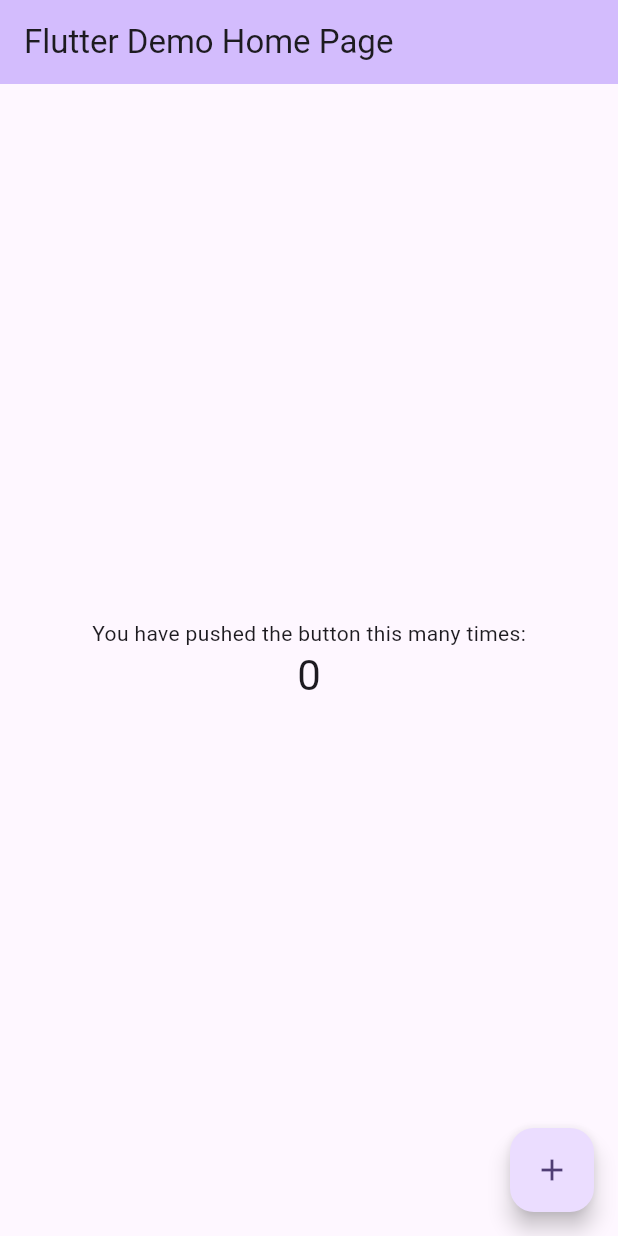
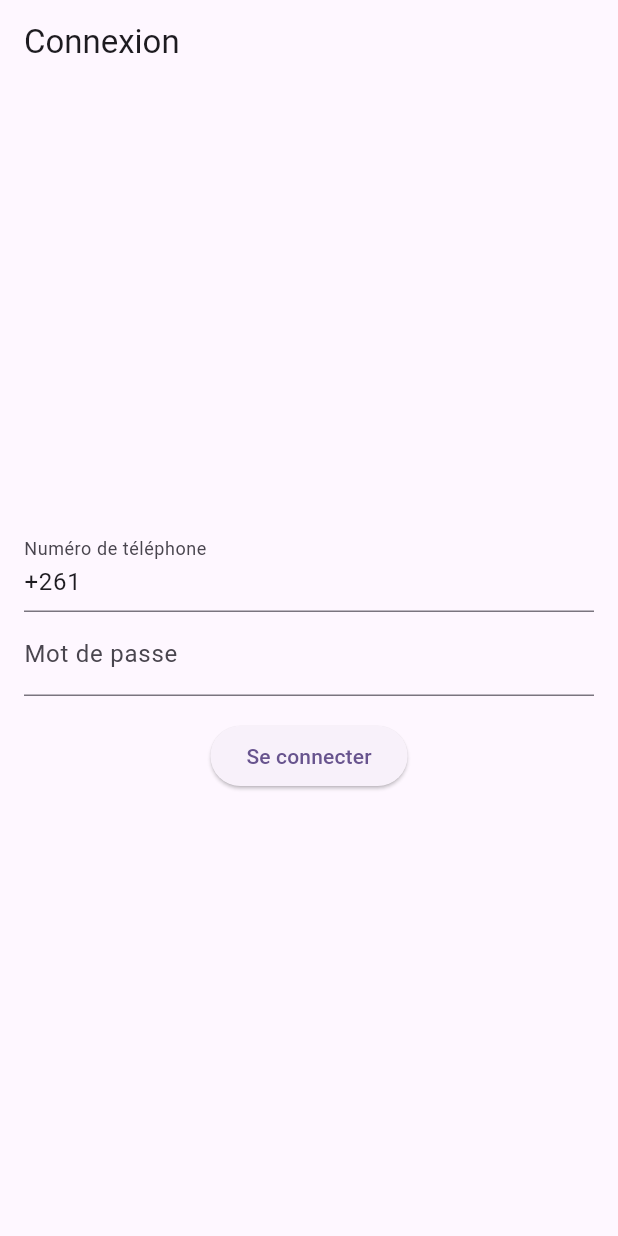
Before and after one commit to henribesnard/eon_app, a Flutter app: the screen it shows after launch, on a phone screen of 412 x 824 dp. Run offline on Flutter 3.47's test engine with Material 3 defaults, Android fonts, the phone set to English and light mode, and no system bars; accounts and stored records are empty.

Commit message:
feat: add login flow with session

```diff
--- /dev/null
+++ b/lib/controllers/session_controller.dart
@@ -0,0 +1,9 @@
+import '../models/user.dart';
+
+class SessionController {
+  static final SessionController _instance = SessionController._internal();
+  factory SessionController() => _instance;
+  SessionController._internal();
+
+  User? currentUser;
+}
--- /dev/null
+++ b/lib/login_page.dart
@@ -0,0 +1,96 @@
+import 'package:flutter/material.dart';
+
+import 'controllers/session_controller.dart';
+import 'home_page.dart';
+import 'services/auth_mock_service.dart';
+
+class LoginPage extends StatefulWidget {
+  const LoginPage({super.key});
+
+  @override
+  State<LoginPage> createState() => _LoginPageState();
+}
+
+class _LoginPageState extends State<LoginPage> {
+  final _phoneController = TextEditingController(text: '+261');
+  final _passwordController = TextEditingController();
+  final _formKey = GlobalKey<FormState>();
+  final _authService = AuthMockService();
+  bool _isLoading = false;
+  String? _error;
+
+  Future<void> _login() async {
+    if (!_formKey.currentState!.validate()) return;
+    setState(() {
+      _isLoading = true;
+      _error = null;
+    });
+
+    final user = await _authService.login(
+      _phoneController.text,
+      _passwordController.text,
+    );
+
+    setState(() {
+      _isLoading = false;
+    });
+
+    if (user != null) {
+      SessionController().currentUser = user;
+      if (!mounted) return;
+      Navigator.of(context).pushReplacement(
+        MaterialPageRoute(
+          builder: (_) => const MyHomePage(title: 'Flutter Demo Home Page'),
+        ),
+      );
+    } else {
+      setState(() {
+        _error = 'Échec de la connexion';
+      });
+    }
+  }
+
+  @override
+  Widget build(BuildContext context) {
+    return Scaffold(
+      appBar: AppBar(title: const Text('Connexion')),
+      body: Padding(
+        padding: const EdgeInsets.all(16),
+        child: Form(
+          key: _formKey,
+          child: Column(
+            mainAxisAlignment: MainAxisAlignment.center,
+            children: [
+              TextFormField(
+                controller: _phoneController,
+                keyboardType: TextInputType.phone,
+                decoration: const InputDecoration(labelText: 'Numéro de téléphone'),
+                validator: (value) =>
+                    value == null || value.isEmpty ? 'Entrez le numéro' : null,
+              ),
+              TextFormField(
+                controller: _passwordController,
+                obscureText: true,
+                decoration: const InputDecoration(labelText: 'Mot de passe'),
+                validator: (value) => value == null || value.isEmpty
+                    ? 'Entrez le mot de passe'
+                    : null,
+              ),
+              if (_error != null) ...[
+                const SizedBox(height: 8),
+                Text(_error!, style: const TextStyle(color: Colors.red)),
+              ],
+              const SizedBox(height: 16),
+              _isLoading
+                  ? const CircularProgressIndicator()
+                  : ElevatedButton(
+                      onPressed: _login,
+                      child: const Text('Se connecter'),
+                    ),
+            ],
+          ),
+        ),
+      ),
+    );
+  }
+}
--- a/lib/main.dart
+++ b/lib/main.dart
@@ -1,4 +1,6 @@
 import 'package:flutter/material.dart';
+
+import 'login_page.dart';
 
 void main() {
   runApp(const MyApp());
@@ -7,116 +9,14 @@ void main() {
 class MyApp extends StatelessWidget {
   const MyApp({super.key});
 
-  // This widget is the root of your application.
   @override
   Widget build(BuildContext context) {
     return MaterialApp(
       title: 'Flutter Demo',
       theme: ThemeData(
-        // This is the theme of your application.
-        //
-        // TRY THIS: Try running your application with "flutter run". You'll see
-        // the application has a purple toolbar. Then, without quitting the app,
-        // try changing the seedColor in the colorScheme below to Colors.green
-        // and then invoke "hot reload" (save your changes or press the "hot
-        // reload" button in a Flutter-supported IDE, or press "r" if you used
-        // the command line to start the app).
-        //
-        // Notice that the counter didn't reset back to zero; the application
-        // state is not lost during the reload. To reset the state, use hot
-        // restart instead.
-        //
-        // This works for code too, not just values: Most code changes can be
-        // tested with just a hot reload.
         colorScheme: ColorScheme.fromSeed(seedColor: Colors.deepPurple),
       ),
-      home: const MyHomePage(title: 'Flutter Demo Home Page'),
+      home: const LoginPage(),
     );
   }
 }
-
-class MyHomePage extends StatefulWidget {
-  const MyHomePage({super.key, required this.title});
-
-  // This widget is the home page of your application. It is stateful, meaning
-  // that it has a State object (defined below) that contains fields that affect
-  // how it looks.
-
-  // This class is the configuration for the state. It holds the values (in this
-  // case the title) provided by the parent (in this case the App widget) and
-  // used by the build method of the State. Fields in a Widget subclass are
-  // always marked "final".
-
-  final String title;
-
-  @override
-  State<MyHomePage> createState() => _MyHomePageState();
-}
-
-class _MyHomePageState extends State<MyHomePage> {
-  int _counter = 0;
-
-  void _incrementCounter() {
-    setState(() {
-      // This call to setState tells the Flutter framework that something has
-      // changed in this State, which causes it to rerun the build method below
-      // so that the display can reflect the updated values. If we changed
-      // _counter without calling setState(), then the build method would not be
-      // called again, and so nothing would appear to happen.
-      _counter++;
-    });
-  }
-
-  @override
-  Widget build(BuildContext context) {
-    // This method is rerun every time setState is called, for instance as done
-    // by the _incrementCounter method above.
-    //
-    // The Flutter framework has been optimized to make rerunning build methods
-    // fast, so that you can just rebuild anything that needs updating rather
-    // than having to individually change instances of widgets.
-    return Scaffold(
-      appBar: AppBar(
-        // TRY THIS: Try changing the color here to a specific color (to
-        // Colors.amber, perhaps?) and trigger a hot reload to see the AppBar
-        // change color while the other colors stay the same.
-        backgroundColor: Theme.of(context).colorScheme.inversePrimary,
-        // Here we take the value from the MyHomePage object that was created by
-        // the App.build method, and use it to set our appbar title.
-        title: Text(widget.title),
-      ),
-      body: Center(
-        // Center is a layout widget. It takes a single child and positions it
-        // in the middle of the parent.
-        child: Column(
-          // Column is also a layout widget. It takes a list of children and
-          // arranges them vertically. By default, it sizes itself to fit its
-          // children horizontally, and tries to be as tall as its parent.
-          //
-          // Column has various properties to control how it sizes itself and
-          // how it positions its children. Here we use mainAxisAlignment to
-          // center the children vertically; the main axis here is the vertical
-          // axis because Columns are vertical (the cross axis would be
-          // horizontal).
-          //
-          // TRY THIS: Invoke "debug painting" (choose the "Toggle Debug Paint"
-          // action in the IDE, or press "p" in the console), to see the
-          // wireframe for each widget.
-          mainAxisAlignment: MainAxisAlignment.center,
-          children: <Widget>[
-            const Text('You have pushed the button this many times:'),
-            Text(
-              '$_counter',
-              style: Theme.of(context).textTheme.headlineMedium,
-            ),
-          ],
-        ),
-      ),
-      floatingActionButton: FloatingActionButton(
-        onPressed: _incrementCounter,
-        tooltip: 'Increment',
-        child: const Icon(Icons.add),
-      ), // This trailing comma makes auto-formatting nicer for build methods.
-    );
-  }
-}
--- /dev/null
+++ b/lib/models/user.dart
@@ -0,0 +1,5 @@
+class User {
+  final String phone;
+
+  User({required this.phone});
+}
```
Also changed, not shown: lib/home_page.dart (added, +47 -0 lines), lib/services/auth_mock_service.dart (added, +11 -0 lines).
